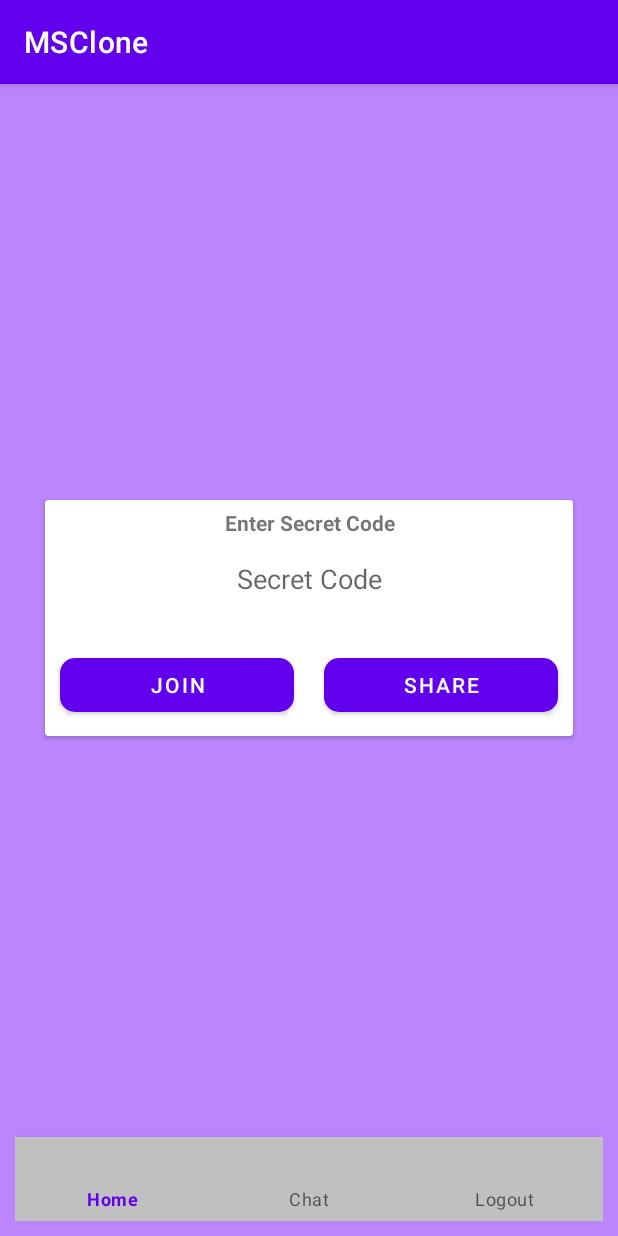
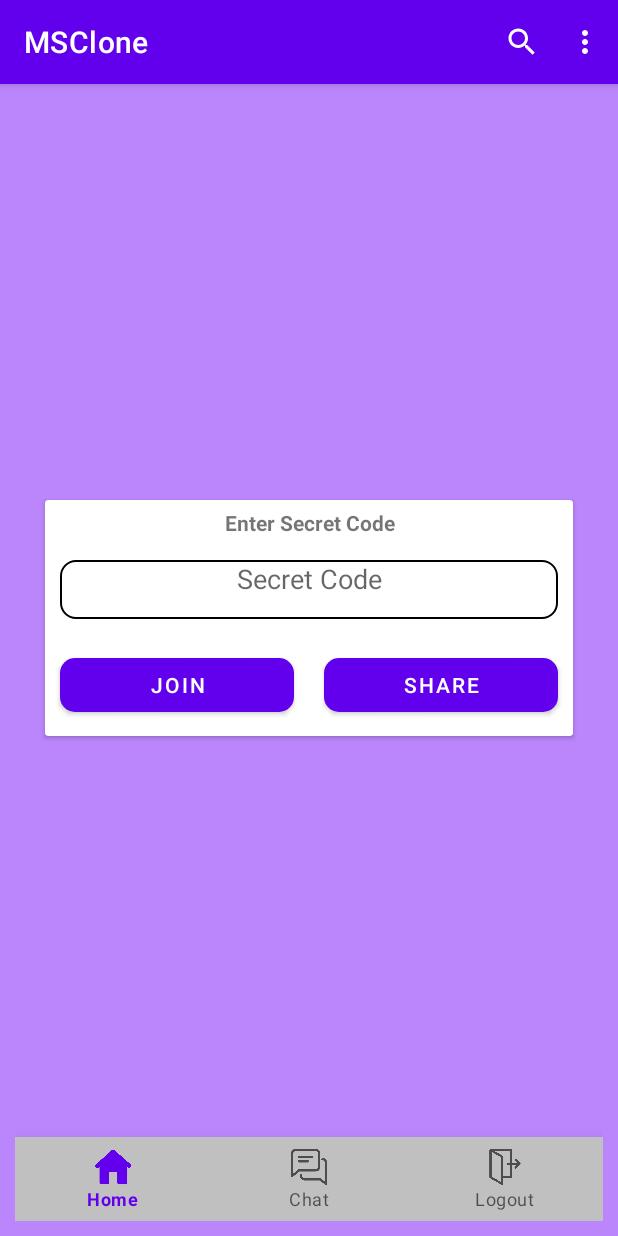
Before and after one commit to rishav0511/MSClone, an Android app: the screen it shows after launch once a user with an empty profile is signed in (Dashboard), on a phone screen of 412 x 824 dp. Run offline under Robolectric (Android 15) with nearby library versions, the phone set to English and light mode, and no system bars; our stand-ins replace Firebase (no records; nobody signed in at launch, a user with empty details on screens opened directly); libraries missing offline, so code that uses them is left out: org.jitsi.meet; 2 statements that could not run were skipped.

Commit message:
pics in dashboard

```diff
--- a/app/src/main/res/drawable/textbox.xml
+++ b/app/src/main/res/drawable/textbox.xml
@@ -1,5 +1,5 @@
 <?xml version="1.0" encoding="utf-8"?>
 <shape xmlns:android="http://schemas.android.com/apk/res/android">
-<stroke android:color="#fff" android:width="1dp"/>
+<stroke android:color="#000000" android:width="1dp"/>
     <corners android:radius="10dp"/>
 </shape>
--- a/app/src/main/res/layout/activity_dashboard.xml
+++ b/app/src/main/res/layout/activity_dashboard.xml
@@ -13,6 +13,7 @@
         android:layout_width="match_parent"
         android:layout_height="wrap_content"
         android:background="#C1C0C0"
+        app:elevation="20dp"
         app:layout_constraintBottom_toBottomOf="parent"
         app:menu="@menu/menu"
         tools:layout_editor_absoluteX="0dp" />
--- a/app/src/main/res/menu/menu.xml
+++ b/app/src/main/res/menu/menu.xml
@@ -1,7 +1,13 @@
 <?xml version="1.0" encoding="utf-8"?>
 <menu xmlns:android="http://schemas.android.com/apk/res/android">
 
-    <item android:title="Home" />
-    <item android:title="Chat" />
-    <item android:title="Logout" />
+    <item
+        android:icon="@drawable/home"
+        android:title="Home" />
+    <item
+        android:icon="@drawable/chat_box"
+        android:title="Chat" />
+    <item
+        android:icon="@drawable/exit"
+        android:title="Logout" />
 </menu>
--- /dev/null
+++ b/app/src/main/res/menu/topmenu.xml
@@ -0,0 +1,17 @@
+<?xml version="1.0" encoding="utf-8"?>
+<menu xmlns:app="http://schemas.android.com/apk/res-auto"
+    xmlns:android="http://schemas.android.com/apk/res/android">
+
+    <item
+        android:id="@+id/search"
+        android:icon="@android:drawable/ic_menu_search"
+        android:title="Search"
+        app:actionViewClass="android.widget.SearchView"
+        app:showAsAction="always" />
+    <item
+        android:id="@+id/groups"
+        android:title="groups" />
+    <item
+        android:id="@+id/invite"
+        android:title="invite" />
+</menu>
```
Also changed, not shown: app/src/main/java/com/example/msclone/Dashboard.java (+26 -0 lines), app/src/main/res/drawable/ic_search_black_24dp.xml (added, +9 -0 lines), app/src/main/res/drawable/chat_box.png (added), app/src/main/res/drawable/exit.png (added), app/src/main/res/drawable/home.png (added).
